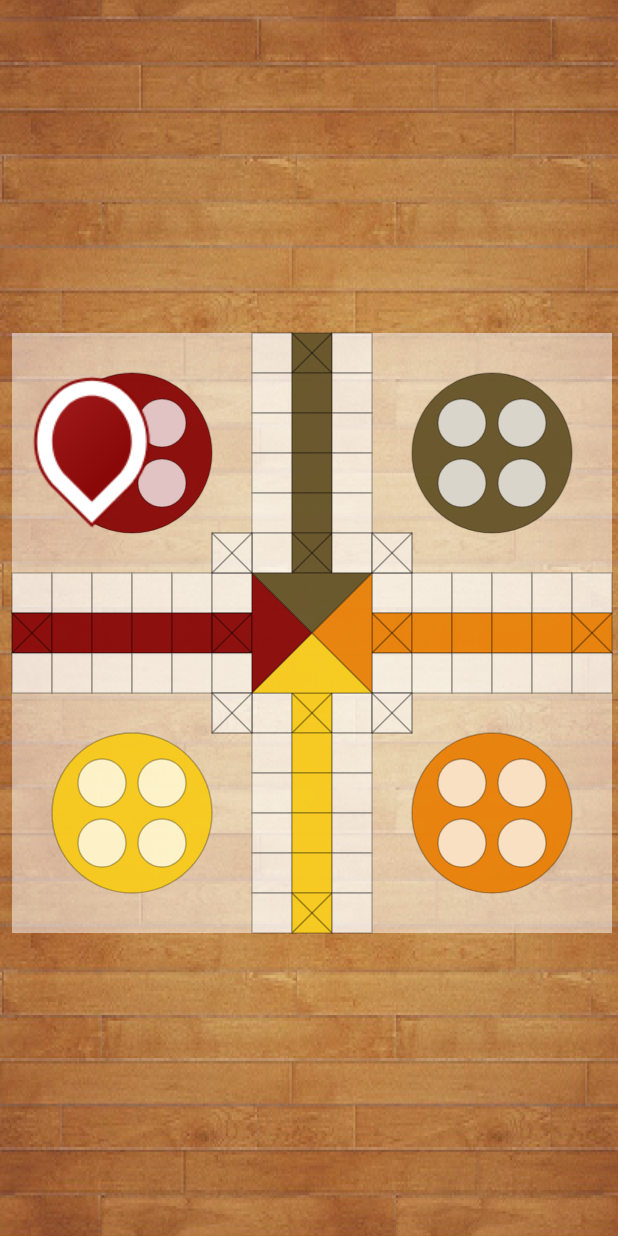
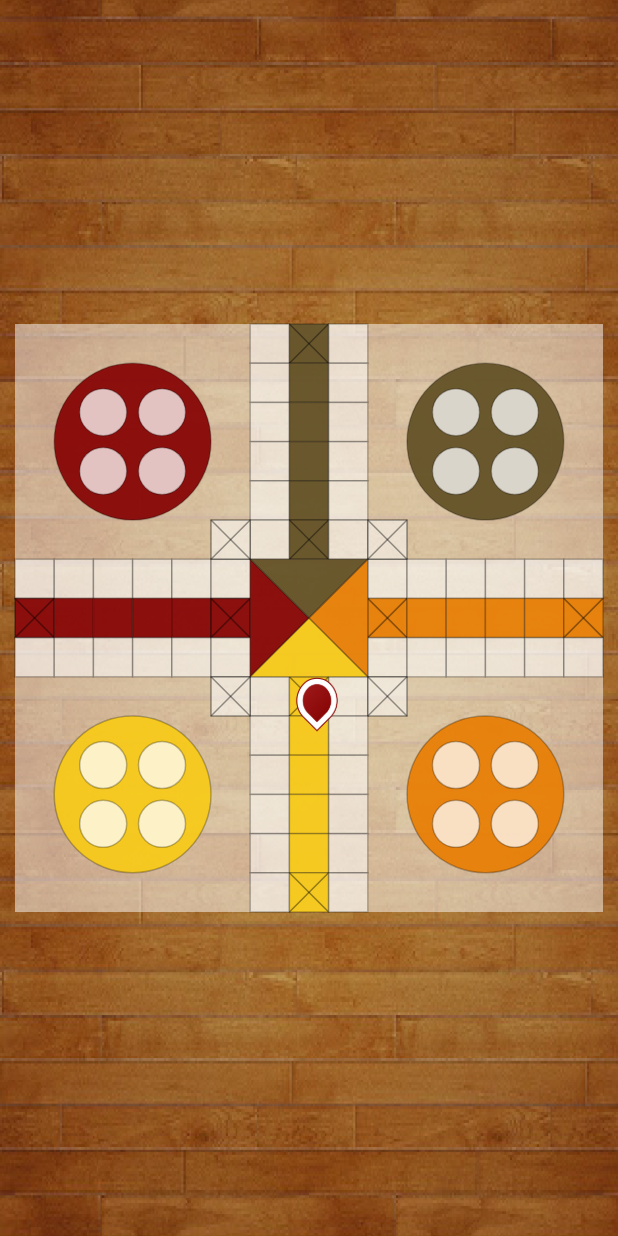
Before and after one commit to coder-selvarajan/thayam_flutter, a Flutter app: the screen it shows after launch, on a phone screen of 412 x 824 dp. Run offline on Flutter 3.47's test engine with Material 2 defaults, Android fonts, the phone set to English and light mode, and no system bars.

Commit message:
Making adaptive layout for the board and adding track for a player

```diff
--- a/lib/app.dart
+++ b/lib/app.dart
@@ -7,6 +7,7 @@ class App extends StatelessWidget {
   Widget build(BuildContext context) {
     return MaterialApp(
       title: 'Thayam',
+      theme: ThemeData.dark(),
       home: Game(),
     );
   }
--- a/lib/common.dart
+++ b/lib/common.dart
@@ -142,10 +142,10 @@ class Common {
 
     return [
       ...bottomStart,
-      ...rightMountain,
-      ...topMountain,
-      ...leftMountain,
-      ...bottonEnd
+//      ...rightMountain,
+//      ...topMountain,
+//      ...leftMountain,
+//      ...bottonEnd
     ];
   }
 }
--- a/lib/screens/game.dart
+++ b/lib/screens/game.dart
@@ -5,7 +5,6 @@ import 'package:flutter/services.dart' show rootBundle;
 import 'package:flutter/painting.dart' show decodeImageFromList;
 import '../constants.dart';
 import '../widgets/board.dart';
-import '../widgets/pawnsPainter.dart';
 import '../widgets/pawn.dart';
 import '../widgets/pawns.dart';
 import '../common.dart';
@@ -19,15 +18,6 @@ class _GameState extends State<Game> {
   @override
   void initState() {
     super.initState();
-
-    bWidth = 400; //MediaQuery.of(context).size.width - 20;
-    bHeight = bWidth;
-    bSquareWidth = bWidth / 15;
-    bLeftOffset = 8;
-    bTopOffset = 10;
-    print('initBoardSizes');
-
-    initTracks();
   }
 
   void initTracks() {
@@ -38,38 +28,33 @@ class _GameState extends State<Game> {
   }
 
   Size getBoardSize(BuildContext context) {
-    return Size(300, 300);
+    return Size(10, 10);
   }
 
-//  Future<ui.Image> loadImage(String imageName) async {
-//    final data = await rootBundle.load(imageName);
-//    return decodeImageFromList(data.buffer.asUint8List());
-//  }
-//
-//  loadPawnImage() async {
-//    leftPawn = await loadImage("assets/images/maroon-pawn.png");
-//    topPawn = await loadImage("assets/images/dark-pawn.png");
-//    rightPawn = await loadImage("assets/images/orange-pawn.png");
-//    bottomPawn = await loadImage("assets/images/yellow-pawn.png");
-//  }
-//
-//  ui.Image leftPawn;
-//  ui.Image topPawn;
-//  ui.Image rightPawn;
-//  ui.Image bottomPawn;
+  void initBoardSizes(double screenWidth, double screenHeight) {
+    bWidth = screenWidth - 20;
+    bHeight = bWidth;
 
-  initBoardSizes() {}
+    bLeftOffset = 10;
+    bTopOffset = (screenHeight - bWidth) / 2;
+    bSquareWidth = bWidth / 15;
+
+    initTracks();
+  }
 
   // This widget is the root of your application.
   @override
   Widget build(BuildContext context) {
-    initBoardSizes();
-//    loadPawnImage();
+    initBoardSizes(
+      MediaQuery.of(context).size.width,
+      MediaQuery.of(context).size.height,
+    );
 
     print('Game build called');
 
     return Scaffold(
-      body: Container(
+      body: Center(
+        child: Container(
           decoration: BoxDecoration(
             image: DecorationImage(
               image: AssetImage(
@@ -81,23 +66,16 @@ class _GameState extends State<Game> {
           width: double.infinity,
           height: double.infinity,
           child: Stack(
-          overflow: Overflow.visible,
+            alignment: Alignment.topLeft,
+//            overflow: Overflow.visible,
             children: <Widget>[
-            Positioned(
-              left: 0,
-              top: (MediaQuery.of(context).size.height - 400) / 2,
-              child: CustomPaint(
-                size: getBoardSize(context),
+              CustomPaint(
+                //size: getBoardSize(context),
                 painter: Board(),
               ),
+              Pawns(),
+            ],
           ),
-//            Pawns(),
-            Positioned(
-              left: 10,
-              top: 250, //(MediaQuery.of(context).size.height - 400) / 2,
-              child: Pawns(),
-            ),
-          ],
         ),
       ),
     );
--- a/lib/widgets/pawns.dart
+++ b/lib/widgets/pawns.dart
@@ -6,9 +6,6 @@ import 'pawn.dart';
 import 'dart:ui' as ui;
 
 class Pawns extends StatefulWidget {
-//  Pawns({Key key, this.leftPawn, this.topPawn, this.rightPawn, this.bottomPawn})
-//      : super(key: key);
-
   @override
   _PawnsState createState() => _PawnsState();
 }
@@ -32,34 +29,21 @@ class _PawnsState extends State<Pawns> with TickerProviderStateMixin {
   void initState() {
     super.initState();
     trackIndex = 0;
-
     Spots = trackBottom;
 
-//    pos = [
-//      Offset((2 * bSquareWidth) - leftAdjustment,
-//          (2 * bSquareWidth) - topAdjustment),
-//      Offset((2 * bSquareWidth) - leftAdjustment,
-//          (3 * bSquareWidth) - topAdjustment),
-//      Offset((2 * bSquareWidth) - leftAdjustment,
-//          (4 * bSquareWidth) - topAdjustment),
-//      Offset((2 * bSquareWidth) - leftAdjustment,
-//          (5 * bSquareWidth) - topAdjustment),
-//      Offset((3 * bSquareWidth) - leftAdjustment,
-//          (5 * bSquareWidth) - topAdjustment),
-//      Offset((4 * bSquareWidth) - leftAdjustment,
-//          (5 * bSquareWidth) - topAdjustment),
-//      Offset((5 * bSquareWidth) - leftAdjustment,
-//          (5 * bSquareWidth) - topAdjustment)
-//    ];
-
     pawnController = AnimationController(
-      duration: Duration(milliseconds: 300),
+      duration: Duration(milliseconds: 200),
       vsync: this,
     );
 
     pawnTween = Tween<Offset>(
         begin: Spots[trackIndex].offset, end: Spots[trackIndex + 1].offset);
-    pawnAnimation = pawnTween.animate(pawnController);
+    pawnAnimation = pawnTween.animate(
+      CurvedAnimation(
+        parent: pawnController,
+        curve: Curves.decelerate,
+      ),
+    );
 
     pawnController.addStatusListener((status) {
       if (status == AnimationStatus.completed ||
@@ -68,6 +52,13 @@ class _PawnsState extends State<Pawns> with TickerProviderStateMixin {
         pawnTap();
       }
     });
+  }
+
+  @override
+  void dispose() {
+    super.dispose();
+
+    pawnController.dispose();
   }
 
   pawnTap() {
@@ -79,12 +70,10 @@ class _PawnsState extends State<Pawns> with TickerProviderStateMixin {
 
     if (pawnController.status == AnimationStatus.dismissed) {
       pawnTween.begin = Spots[trackIndex].offset;
-//      pawnController.reset();
       pawnTween.end = Spots[trackIndex + 1].offset;
       pawnController.forward();
     } else if (pawnController.status == AnimationStatus.completed) {
       pawnTween.begin = Spots[trackIndex + 1].offset;
-//      pawnController.reset();
       pawnTween.end = Spots[trackIndex].offset;
       pawnController.reverse();
     }
@@ -98,8 +87,8 @@ class _PawnsState extends State<Pawns> with TickerProviderStateMixin {
       animation: pawnAnimation,
       builder: (context, child) {
         return Positioned(
-          left: pawnAnimation.value.dx,
-          top: pawnAnimation.value.dy,
+          left: bLeftOffset + pawnAnimation.value.dx,
+          top: bTopOffset + pawnAnimation.value.dy,
           width: pawnWidth,
           height: pawnWidth,
           child: child,
```
Also changed, not shown: lib/widgets/pawnsPainter.dart (deleted, +0 -192 lines). Lines whose indentation alone changed are shown as unchanged.
